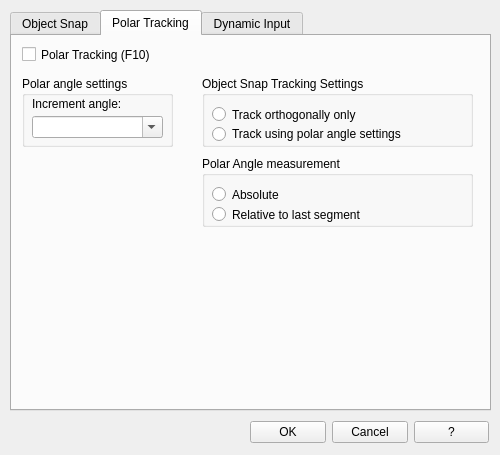
geosim/QAD, file qad_dsettings.ui: the form before one commit.
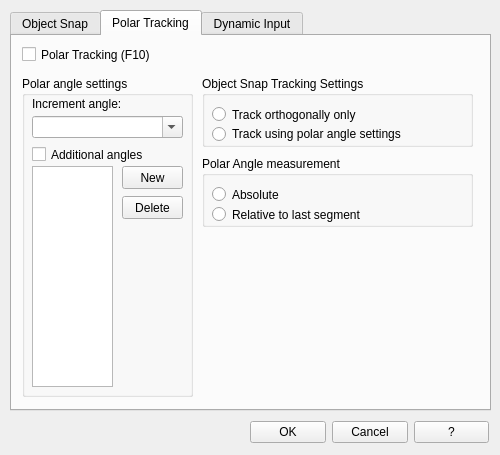
The form after the commit. The open tabs and pages were chosen to show the change. Icons and pictures are not drawn.

The edit to the form file:
```diff
--- a/qad_dsettings.ui
+++ b/qad_dsettings.ui
@@ -576,8 +576,8 @@
       <rect>
        <x>10</x>
        <y>40</y>
-       <width>151</width>
-       <height>71</height>
+       <width>171</width>
+       <height>321</height>
       </rect>
      </property>
      <property name="title">
@@ -601,7 +601,7 @@
        <rect>
         <x>10</x>
         <y>40</y>
-        <width>131</width>
+        <width>151</width>
         <height>22</height>
        </rect>
       </property>
@@ -609,6 +609,70 @@
        <bool>true</bool>
       </property>
      </widget>
+     <widget class="QCheckBox" name="checkBox_AdditionaltAngles">
+      <property name="geometry">
+       <rect>
+        <x>10</x>
+        <y>70</y>
+        <width>131</width>
+        <height>17</height>
+       </rect>
+      </property>
+      <property name="toolTip">
+       <string>Makes additional angles in the list available for polar tracking. (POLARMODE and POLARADDANG system variables). Note: Additional angles are absolute, not incremental.</string>
+      </property>
+      <property name="text">
+       <string>Additional angles</string>
+      </property>
+     </widget>
+     <widget class="QListView" name="listView_AdditionalAngles">
+      <property name="geometry">
+       <rect>
+        <x>10</x>
+        <y>90</y>
+        <width>81</width>
+        <height>221</height>
+       </rect>
+      </property>
+      <property name="toolTip">
+       <string>&lt;html&gt;&lt;head/&gt;&lt;body&gt;&lt;p&gt;If Additional Angles is selected, the available additional angles are listed.&lt;/p&gt;&lt;p&gt;To add new angles, choose New. To remove existing angles, click Delete.&lt;/p&gt;&lt;p&gt;(POLARADDANG system variable)&lt;/p&gt;&lt;/body&gt;&lt;/html&gt;</string>
+      </property>
+      <property name="selectionMode">
+       <enum>QAbstractItemView::MultiSelection</enum>
+      </property>
+     </widget>
+     <widget class="QPushButton" name="pushButton_AddAngle">
+      <property name="geometry">
+       <rect>
+        <x>100</x>
+        <y>90</y>
+        <width>61</width>
+        <height>23</height>
+       </rect>
+      </property>
+      <property name="toolTip">
+       <string>Adds additional polar tracking alignment angles.</string>
+      </property>
+      <property name="text">
+       <string>New</string>
+      </property>
+     </widget>
+     <widget class="QPushButton" name="pushButton_DelAngle">
+      <property name="geometry">
+       <rect>
+        <x>100</x>
+        <y>120</y>
+        <width>61</width>
+        <height>23</height>
+       </rect>
+      </property>
+      <property name="toolTip">
+       <string>Deletes selected additional angles.</string>
+      </property>
+      <property name="text">
+       <string>Delete</string>
+      </property>
+     </widget>
     </widget>
     <widget class="QGroupBox" name="groupBox_OsnapPolarOrtho">
      <property name="geometry">
```
Left out of the diff: 53 changed lines with no effect on the pictures.
